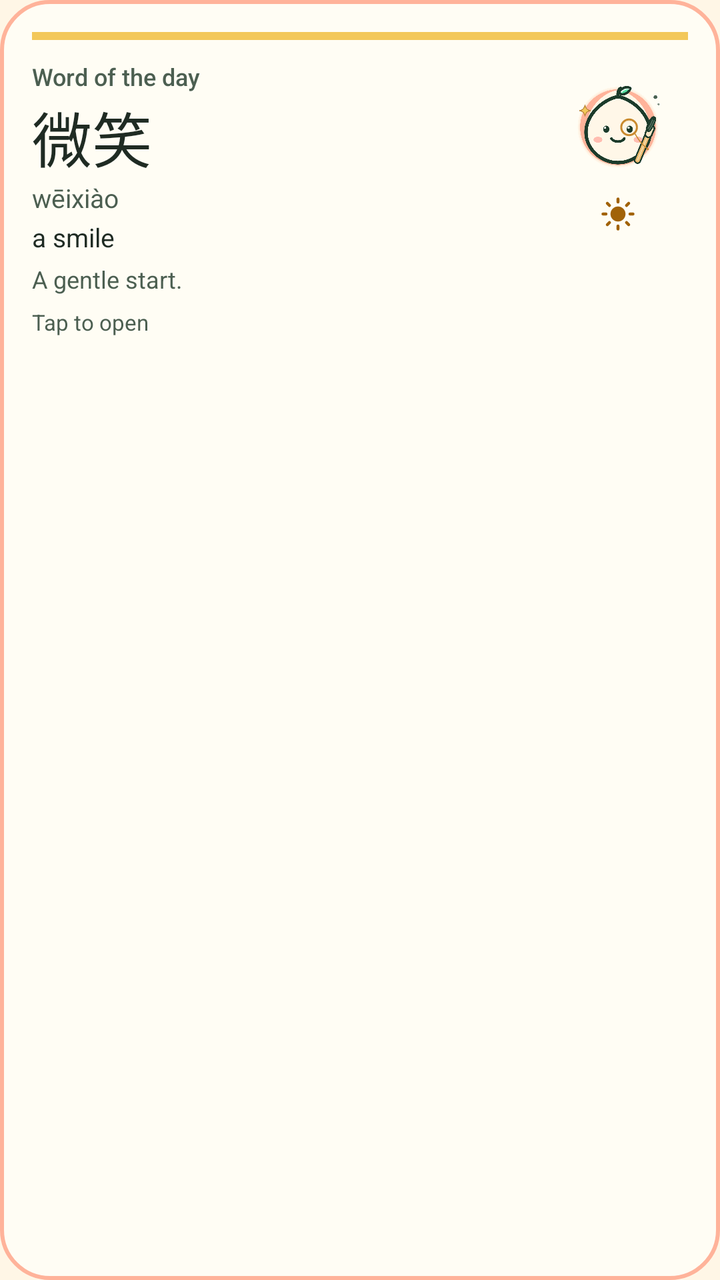
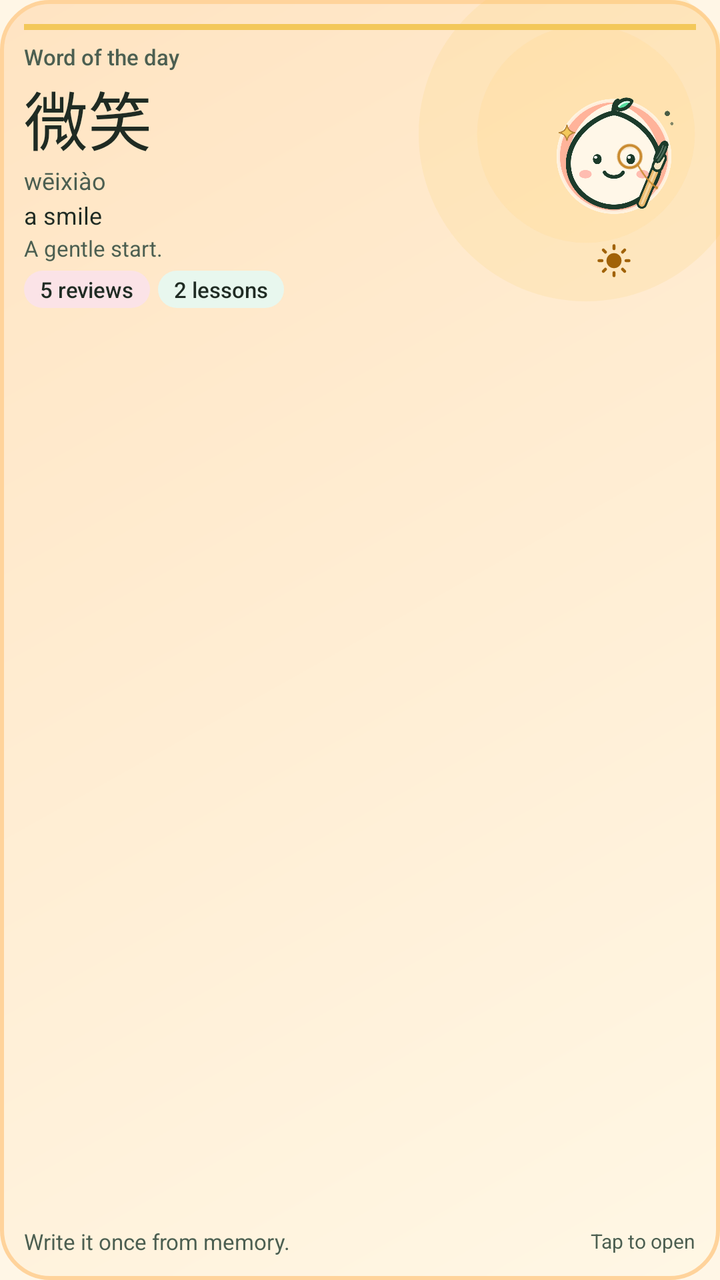

An Android layout rendered at two revisions. The XML below is the earlier revision; the diff shows what the commit changed to produce the second picture.
<!-- AndroidManifest.xml: application theme Theme.Bihua -->
<!-- res/layout/widget_word.xml -->
<?xml version="1.0" encoding="utf-8"?>
<LinearLayout xmlns:android="http://schemas.android.com/apk/res/android"
    android:id="@+id/widget_root"
    android:layout_width="match_parent"
    android:layout_height="match_parent"
    android:background="@drawable/widget_bg"
    android:orientation="vertical"
    android:padding="16dp">

    <TextView
        android:id="@+id/widget_accent"
        android:layout_width="match_parent"
        android:layout_height="4dp"
        android:background="#F3C85A"
        android:importantForAccessibility="no" />

    <LinearLayout
        android:layout_width="match_parent"
        android:layout_height="wrap_content"
        android:orientation="horizontal"
        android:paddingTop="10dp">

        <LinearLayout
            android:layout_width="0dp"
            android:layout_height="wrap_content"
            android:layout_weight="1"
            android:orientation="vertical">

            <TextView
                android:id="@+id/widget_label"
                android:layout_width="match_parent"
                android:layout_height="wrap_content"
                android:fontFamily="sans-serif-medium"
                android:text="@string/widget_word_label"
                android:textColor="#4C5F51"
                android:textSize="12sp" />

            <TextView
                android:id="@+id/widget_word"
                android:layout_width="match_parent"
                android:layout_height="wrap_content"
                android:fontFamily="sans-serif-medium"
                android:maxLines="1"
                android:text="@string/widget_word_default"
                android:textColor="#1F2B23"
                android:textSize="30sp" />

            <TextView
                android:id="@+id/widget_reading"
                android:layout_width="match_parent"
                android:layout_height="wrap_content"
                android:maxLines="1"
                android:text="@string/widget_word_reading"
                android:textColor="#4C5F51"
                android:textSize="13sp" />

            <TextView
                android:id="@+id/widget_meaning"
                android:layout_width="match_parent"
                android:layout_height="wrap_content"
                android:layout_marginTop="2dp"
                android:maxLines="2"
                android:text="@string/widget_word_meaning"
                android:textColor="#1F2B23"
                android:textSize="13sp" />

            <TextView
                android:id="@+id/widget_note"
                android:layout_width="match_parent"
                android:layout_height="wrap_content"
                android:layout_marginTop="4dp"
                android:text="@string/widget_word_note"
                android:textColor="#4C5F51"
                android:textSize="12sp" />
        </LinearLayout>

        <LinearLayout
            android:layout_width="70dp"
            android:layout_height="wrap_content"
            android:gravity="center_horizontal"
            android:orientation="vertical">

            <ImageView
                android:id="@+id/widget_pet"
                android:layout_width="66dp"
                android:layout_height="66dp"
                android:importantForAccessibility="no"
                android:scaleType="fitCenter"
                android:src="@drawable/widget_pet_monocle" />

            <ImageView
                android:id="@+id/widget_icon"
                android:layout_width="18dp"
                android:layout_height="18dp"
                android:layout_marginTop="2dp"
                android:importantForAccessibility="no"
                android:src="@drawable/ic_widget_sun" />
        </LinearLayout>
    </LinearLayout>

    <TextView
        android:layout_width="match_parent"
        android:layout_height="wrap_content"
        android:layout_marginTop="6dp"
        android:text="@string/widget_word_hint"
        android:textColor="#4C5F51"
        android:textSize="11sp" />
</LinearLayout>
<!-- resources referenced by this layout -->
<resources>
  <!-- drawable widget_bg (drawable) -->
  <?xml version="1.0" encoding="utf-8"?>
  <shape xmlns:android="http://schemas.android.com/apk/res/android"
      android:shape="rectangle">
      <solid android:color="#FFFDF4" />
      <corners android:radius="24dp" />
      <stroke
          android:width="2dp"
          android:color="#FFB39A" />
  </shape>
  <!-- drawable widget_pet_monocle (drawable) -->
  <?xml version="1.0" encoding="utf-8"?>
  <layer-list xmlns:android="http://schemas.android.com/apk/res/android">
      <item android:drawable="@drawable/ic_launcher_foreground_art" />
      <item android:drawable="@drawable/pet_monocle_overlay" />
  </layer-list>
  <string name="widget_word_default" translatable="false">微笑</string>
  <string name="widget_word_hint" translatable="false">Tap to open</string>
  <string name="widget_word_label" translatable="false">Word of the day</string>
  <string name="widget_word_meaning" translatable="false">a smile</string>
  <string name="widget_word_note" translatable="false">A gentle start.</string>
  <string name="widget_word_reading" translatable="false">wēixiào</string>
  <style name="Theme.Bihua" parent="Theme.AppCompat.Light.NoActionBar">
          <item name="android:windowBackground">@color/splash_paper</item>
      </style>
  <color name="splash_paper">#FFFFF6E6</color>
  <!-- unchanged entries left out for length: 3 -->
</resources>

<!-- the commit's change to res/layout/widget_word.xml (unified diff, before → after) -->
@@ -3,14 +3,14 @@
     android:id="@+id/widget_root"
     android:layout_width="match_parent"
     android:layout_height="match_parent"
-    android:background="@drawable/widget_bg"
+    android:background="@drawable/widget_bg_morning"
     android:orientation="vertical"
-    android:padding="16dp">
+    android:padding="12dp">
 
     <TextView
         android:id="@+id/widget_accent"
         android:layout_width="match_parent"
-        android:layout_height="4dp"
+        android:layout_height="3dp"
         android:background="#F3C85A"
         android:importantForAccessibility="no" />
 
@@ -18,7 +18,7 @@
         android:layout_width="match_parent"
         android:layout_height="wrap_content"
         android:orientation="horizontal"
-        android:paddingTop="10dp">
+        android:paddingTop="6dp">
 
         <LinearLayout
             android:layout_width="0dp"
@@ -33,17 +33,18 @@
                 android:fontFamily="sans-serif-medium"
                 android:text="@string/widget_word_label"
                 android:textColor="#4C5F51"
-                android:textSize="12sp" />
+                android:textSize="11dp" />
 
             <TextView
                 android:id="@+id/widget_word"
                 android:layout_width="match_parent"
                 android:layout_height="wrap_content"
                 android:fontFamily="sans-serif-medium"
+                android:includeFontPadding="false"
                 android:maxLines="1"
                 android:text="@string/widget_word_default"
                 android:textColor="#1F2B23"
-                android:textSize="30sp" />
+                android:textSize="32dp" />
 
             <TextView
                 android:id="@+id/widget_reading"
@@ -52,40 +53,88 @@
                 android:maxLines="1"
                 android:text="@string/widget_word_reading"
                 android:textColor="#4C5F51"
-                android:textSize="13sp" />
+                android:textSize="12dp" />
 
             <TextView
                 android:id="@+id/widget_meaning"
                 android:layout_width="match_parent"
                 android:layout_height="wrap_content"
-                android:layout_marginTop="2dp"
+                android:layout_marginTop="1dp"
                 android:maxLines="2"
                 android:text="@string/widget_word_meaning"
                 android:textColor="#1F2B23"
-                android:textSize="13sp" />
+                android:textSize="12dp" />
 
             <TextView
                 android:id="@+id/widget_note"
                 android:layout_width="match_parent"
                 android:layout_height="wrap_content"
-                android:layout_marginTop="4dp"
+                android:layout_marginTop="1dp"
+                android:maxLines="1"
                 android:text="@string/widget_word_note"
                 android:textColor="#4C5F51"
-                android:textSize="12sp" />
+                android:textSize="11dp" />
+
+            <LinearLayout
+                android:id="@+id/widget_status_row"
+                android:layout_width="wrap_content"
+                android:layout_height="wrap_content"
+                android:layout_marginTop="4dp"
+                android:gravity="center_vertical"
+                android:orientation="horizontal">
+
+                <TextView
+                    android:id="@+id/widget_reviews_chip"
+                    android:layout_width="wrap_content"
+                    android:layout_height="wrap_content"
+                    android:background="@drawable/widget_chip_rose"
+                    android:fontFamily="sans-serif-medium"
+                    android:maxLines="1"
+                    android:text="@string/widget_word_reviews"
+                    android:textColor="#1F2B23"
+                    android:textSize="11dp" />
+
+                <TextView
+                    android:id="@+id/widget_lessons_chip"
+                    android:layout_width="wrap_content"
+                    android:layout_height="wrap_content"
+                    android:layout_marginStart="4dp"
+                    android:background="@drawable/widget_chip_mint"
+                    android:fontFamily="sans-serif-medium"
+                    android:maxLines="1"
+                    android:text="@string/widget_word_lessons"
+                    android:textColor="#1F2B23"
+                    android:textSize="11dp" />
+
+                <TextView
+                    android:id="@+id/widget_clear_chip"
+                    android:layout_width="wrap_content"
+                    android:layout_height="wrap_content"
+                    android:background="@drawable/widget_status_bg"
+                    android:fontFamily="sans-serif-medium"
+                    android:maxLines="1"
+                    android:text="@string/widget_word_clear"
+                    android:textColor="#1F2B23"
+                    android:textSize="11dp"
+                    android:visibility="gone" />
+            </LinearLayout>
         </LinearLayout>
 
         <LinearLayout
-            android:layout_width="70dp"
+            android:layout_width="82dp"
             android:layout_height="wrap_content"
+            android:layout_gravity="center_vertical"
             android:gravity="center_horizontal"
             android:orientation="vertical">
 
             <ImageView
                 android:id="@+id/widget_pet"
-                android:layout_width="66dp"
-                android:layout_height="66dp"
+                android:layout_width="84dp"
+                android:layout_height="84dp"
                 android:importantForAccessibility="no"
                 android:scaleType="fitCenter"
+                android:scaleX="1.12"
+                android:scaleY="1.12"
                 android:src="@drawable/widget_pet_monocle" />
 
             <ImageView
@@ -100,9 +149,31 @@
 
     <TextView
         android:layout_width="match_parent"
+        android:layout_height="0dp"
+        android:layout_weight="1"
+        android:importantForAccessibility="no" />
+
+    <LinearLayout
+        android:layout_width="match_parent"
         android:layout_height="wrap_content"
-        android:layout_marginTop="6dp"
-        android:text="@string/widget_word_hint"
-        android:textColor="#4C5F51"
-        android:textSize="11sp" />
+        android:gravity="center_vertical"
+        android:orientation="horizontal">
+
+        <TextView
+            android:id="@+id/widget_tip"
+            android:layout_width="0dp"
+            android:layout_height="wrap_content"
+            android:layout_weight="1"
+            android:text="@string/widget_word_tip"
+            android:textColor="#4C5F51"
+            android:textSize="11dp" />
+
+        <TextView
+            android:id="@+id/widget_hint"
+            android:layout_width="wrap_content"
+            android:layout_height="wrap_content"
+            android:text="@string/widget_word_hint"
+            android:textColor="#4C5F51"
+            android:textSize="10dp" />
+    </LinearLayout>
 </LinearLayout>
<!-- resource entries referenced after the edit -->
@@ -1,14 +1,51 @@
 <!-- resources referenced by this layout -->
 <resources>
-  <!-- drawable widget_bg (drawable) -->
+  <!-- drawable widget_bg_morning (drawable) -->
+  <?xml version="1.0" encoding="utf-8"?>
+  <layer-list xmlns:android="http://schemas.android.com/apk/res/android">
+      <item>
+          <shape android:shape="rectangle">
+              <gradient
+                  android:angle="315"
+                  android:endColor="#FFF7E5"
+                  android:startColor="#FFE4C2" />
+              <corners android:radius="24dp" />
+              <stroke
+                  android:width="2dp"
+                  android:color="#FFD39B" />
+          </shape>
+      </item>
+      <item
+          android:width="170dp"
+          android:height="170dp"
+          android:drawable="@drawable/widget_decor_glow_warm"
+          android:gravity="top|end"
+          android:right="-18dp"
+          android:top="-18dp" />
+  </layer-list>
+  <!-- drawable widget_chip_mint (drawable) -->
   <?xml version="1.0" encoding="utf-8"?>
   <shape xmlns:android="http://schemas.android.com/apk/res/android"
       android:shape="rectangle">
-      <solid android:color="#FFFDF4" />
-      <corners android:radius="24dp" />
-      <stroke
-          android:width="2dp"
-          android:color="#FFB39A" />
+      <solid android:color="#E8F7EE" />
+      <corners android:radius="10dp" />
+      <padding
+          android:bottom="2dp"
+          android:left="8dp"
+          android:right="8dp"
+          android:top="2dp" />
+  </shape>
+  <!-- drawable widget_chip_rose (drawable) -->
+  <?xml version="1.0" encoding="utf-8"?>
+  <shape xmlns:android="http://schemas.android.com/apk/res/android"
+      android:shape="rectangle">
+      <solid android:color="#FBE3E7" />
+      <corners android:radius="10dp" />
+      <padding
+          android:bottom="2dp"
+          android:left="8dp"
+          android:right="8dp"
+          android:top="2dp" />
   </shape>
   <!-- drawable widget_pet_monocle (drawable) -->
   <?xml version="1.0" encoding="utf-8"?>
@@ -16,15 +53,47 @@
       <item android:drawable="@drawable/ic_launcher_foreground_art" />
       <item android:drawable="@drawable/pet_monocle_overlay" />
   </layer-list>
+  <!-- drawable widget_status_bg (drawable) -->
+  <?xml version="1.0" encoding="utf-8"?>
+  <shape xmlns:android="http://schemas.android.com/apk/res/android"
+      android:shape="rectangle">
+      <solid android:color="#E8F7EE" />
+      <corners android:radius="10dp" />
+      <padding
+          android:bottom="2dp"
+          android:left="8dp"
+          android:right="8dp"
+          android:top="2dp" />
+  </shape>
+  <string name="widget_word_clear" translatable="false">All clear</string>
   <string name="widget_word_default" translatable="false">微笑</string>
   <string name="widget_word_hint" translatable="false">Tap to open</string>
   <string name="widget_word_label" translatable="false">Word of the day</string>
+  <string name="widget_word_lessons" translatable="false">2 lessons</string>
   <string name="widget_word_meaning" translatable="false">a smile</string>
   <string name="widget_word_note" translatable="false">A gentle start.</string>
   <string name="widget_word_reading" translatable="false">wēixiào</string>
+  <string name="widget_word_reviews" translatable="false">5 reviews</string>
+  <string name="widget_word_tip" translatable="false">Write it once from memory.</string>
   <style name="Theme.Bihua" parent="Theme.AppCompat.Light.NoActionBar">
           <item name="android:windowBackground">@color/splash_paper</item>
       </style>
+  <!-- drawable widget_decor_glow_warm (drawable) -->
+  <?xml version="1.0" encoding="utf-8"?>
+  <vector xmlns:android="http://schemas.android.com/apk/res/android"
+      android:width="256dp"
+      android:height="256dp"
+      android:viewportWidth="256"
+      android:viewportHeight="256">
+      <path
+          android:fillAlpha="0.14"
+          android:fillColor="#FFF3C85A"
+          android:pathData="M128,128 m-126,0 a126,126 0 1,1 252,0 a126,126 0 1,1 -252,0" />
+      <path
+          android:fillAlpha="0.22"
+          android:fillColor="#FFFFD58A"
+          android:pathData="M128,128 m-82,0 a82,82 0 1,1 164,0 a82,82 0 1,1 -164,0" />
+  </vector>
   <color name="splash_paper">#FFFFF6E6</color>
   <!-- unchanged entries left out for length: 3 -->
 </resources>
